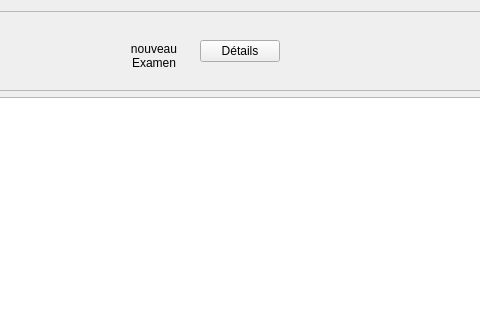
First picture: the form in Auto_Ecole/examen/examen.ui, repository AmineHouari98/auto_Ecole, before the edit; both pictures show x 293 to 773 and y 0 to 320 of the 980 by 623 pixel window.
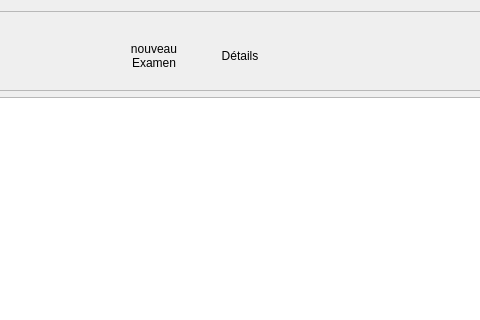
Second picture: the form after the edit. Icons and pictures are not drawn. Custom widgets are drawn as their Qt base class.

Diff of the .ui file:
```diff
--- a/Auto_Ecole/examen/examen.ui
+++ b/Auto_Ecole/examen/examen.ui
@@ -105,10 +105,59 @@
          </widget>
         </item>
         <item>
-         <widget class="QPushButton" name="btn_viewDetails">
+         <widget class="QToolButton" name="btn_viewDetails">
+          <property name="enabled">
+           <bool>true</bool>
+          </property>
+          <property name="sizePolicy">
+           <sizepolicy hsizetype="Expanding" vsizetype="Expanding">
+            <horstretch>0</horstretch>
+            <verstretch>0</verstretch>
+           </sizepolicy>
+          </property>
+          <property name="minimumSize">
+           <size>
+            <width>80</width>
+            <height>70</height>
+           </size>
+          </property>
+          <property name="maximumSize">
+           <size>
+            <width>80</width>
+            <height>70</height>
+           </size>
+          </property>
+          <property name="styleSheet">
+           <string notr="true">QToolButton
+{
+background-color: transparent ;
+border : none ;
+
+}
+QToolButton::hover
+{
+    border-style: outset;
+    border-width: 2px;
+    border-color: white;
+}
+	</string>
+          </property>
           <property name="text">
            <string>Détails</string>
           </property>
+          <property name="icon">
+           <iconset resource="../ressources.qrc">
+            <normaloff>:/Assets/Images/icons/details.ico</normaloff>:/Assets/Images/icons/details.ico</iconset>
+          </property>
+          <property name="iconSize">
+           <size>
+            <width>32</width>
+            <height>32</height>
+           </size>
+          </property>
+          <property name="toolButtonStyle">
+           <enum>Qt::ToolButtonTextUnderIcon</enum>
+          </property>
          </widget>
         </item>
         <item>
```
